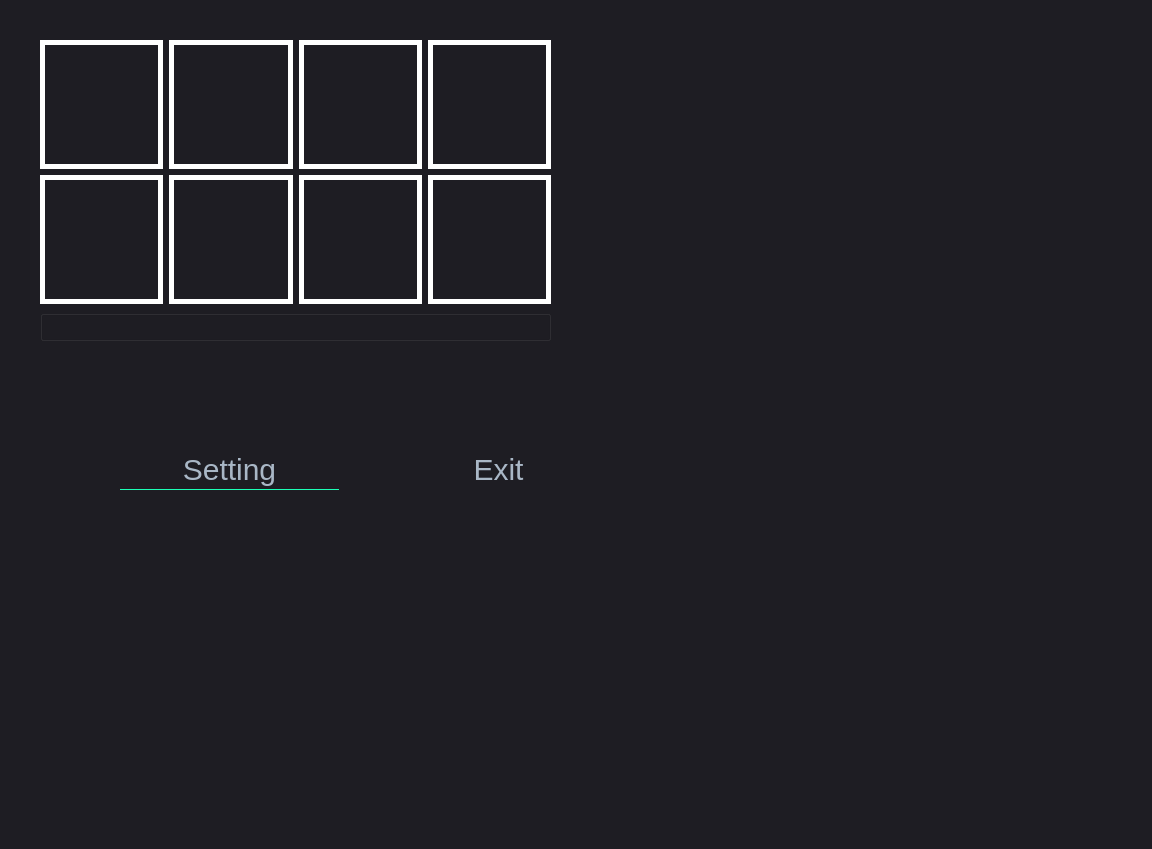
Dev-Monster11/CMS_RTP_Rpi, file main.ui: the form before one commit.
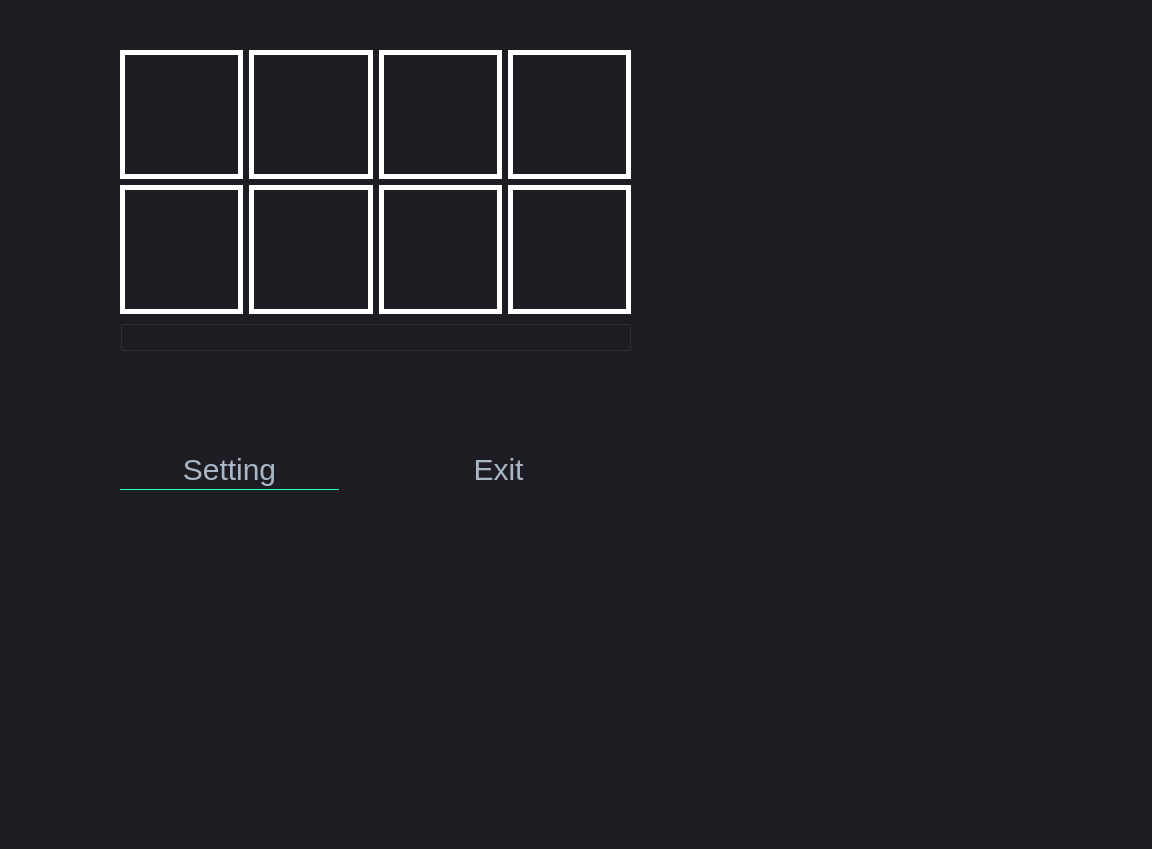
The form after the commit.

Diff of the .ui file:
```diff
--- a/main.ui
+++ b/main.ui
@@ -406,8 +406,8 @@
   <widget class="QWidget" name="gridLayoutWidget">
    <property name="geometry">
     <rect>
-     <x>20</x>
-     <y>20</y>
+     <x>100</x>
+     <y>30</y>
      <width>551</width>
      <height>341</height>
     </rect>
@@ -425,83 +425,52 @@
     <property name="bottomMargin">
      <number>20</number>
     </property>
-    <item row="0" column="0">
-     <widget class="QFrame" name="cam1">
-      <property name="frameShape">
-       <enum>QFrame::StyledPanel</enum>
-      </property>
-      <property name="frameShadow">
-       <enum>QFrame::Raised</enum>
-      </property>
-     </widget>
-    </item>
     <item row="0" column="1">
-     <widget class="QFrame" name="cam2">
-      <property name="frameShape">
-       <enum>QFrame::StyledPanel</enum>
-      </property>
-      <property name="frameShadow">
-       <enum>QFrame::Raised</enum>
+     <widget class="QLabel" name="cam2">
+      <property name="text">
+       <string/>
       </property>
      </widget>
     </item>
     <item row="0" column="3">
-     <widget class="QFrame" name="cam4">
-      <property name="frameShape">
-       <enum>QFrame::StyledPanel</enum>
-      </property>
-      <property name="frameShadow">
-       <enum>QFrame::Raised</enum>
+     <widget class="QLabel" name="cam4">
+      <property name="text">
+       <string/>
       </property>
      </widget>
     </item>
     <item row="0" column="2">
-     <widget class="QFrame" name="cam3">
-      <property name="frameShape">
-       <enum>QFrame::StyledPanel</enum>
-      </property>
-      <property name="frameShadow">
-       <enum>QFrame::Raised</enum>
+     <widget class="QLabel" name="cam3">
+      <property name="text">
+       <string/>
       </property>
      </widget>
     </item>
     <item row="1" column="0">
-     <widget class="QFrame" name="cam5">
-      <property name="frameShape">
-       <enum>QFrame::StyledPanel</enum>
-      </property>
-      <property name="frameShadow">
-       <enum>QFrame::Raised</enum>
+     <widget class="QLabel" name="cam5">
+      <property name="text">
+       <string/>
       </property>
      </widget>
     </item>
     <item row="1" column="1">
-     <widget class="QFrame" name="cam6">
-      <property name="frameShape">
-       <enum>QFrame::StyledPanel</enum>
-      </property>
-      <property name="frameShadow">
-       <enum>QFrame::Raised</enum>
+     <widget class="QLabel" name="cam6">
+      <property name="text">
+       <string/>
       </property>
      </widget>
     </item>
     <item row="1" column="2">
-     <widget class="QFrame" name="cam7">
-      <property name="frameShape">
-       <enum>QFrame::StyledPanel</enum>
-      </property>
-      <property name="frameShadow">
-       <enum>QFrame::Raised</enum>
+     <widget class="QLabel" name="cam7">
+      <property name="text">
+       <string/>
       </property>
      </widget>
     </item>
     <item row="1" column="3">
-     <widget class="QFrame" name="cam8">
-      <property name="frameShape">
-       <enum>QFrame::StyledPanel</enum>
-      </property>
-      <property name="frameShadow">
-       <enum>QFrame::Raised</enum>
+     <widget class="QLabel" name="cam8">
+      <property name="text">
+       <string/>
       </property>
      </widget>
     </item>
@@ -512,6 +481,13 @@
       </property>
      </widget>
     </item>
+    <item row="0" column="0">
+     <widget class="QLabel" name="cam1">
+      <property name="text">
+       <string/>
+      </property>
+     </widget>
+    </item>
    </layout>
   </widget>
   <widget class="QWidget" name="horizontalLayoutWidget">
```
